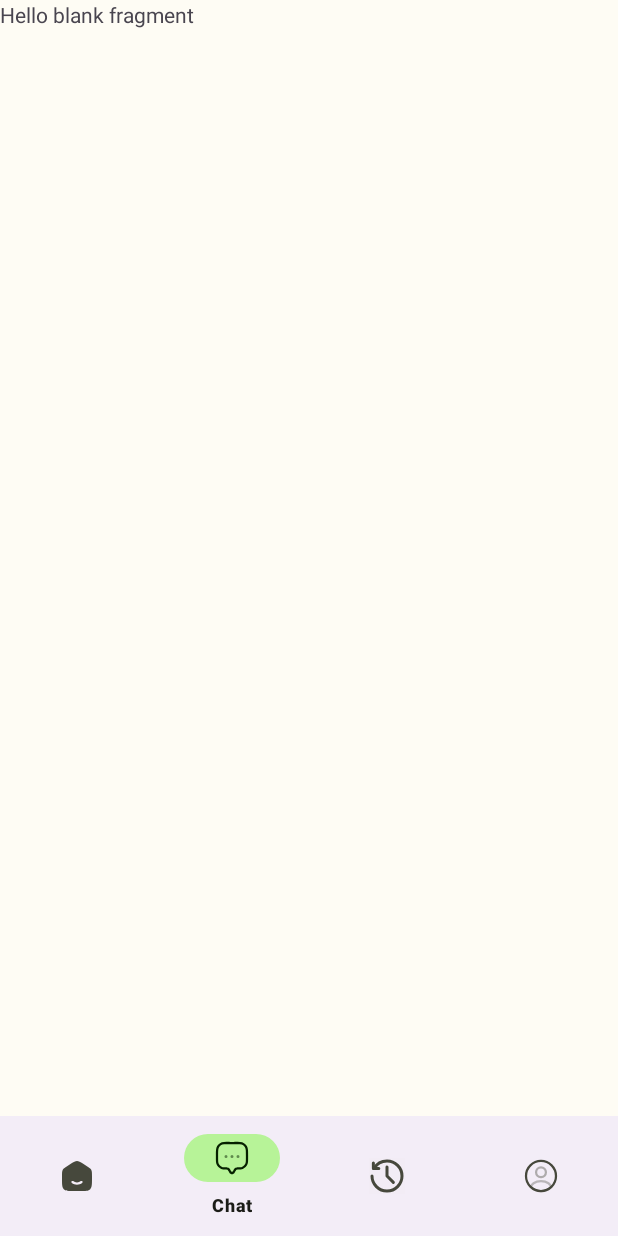
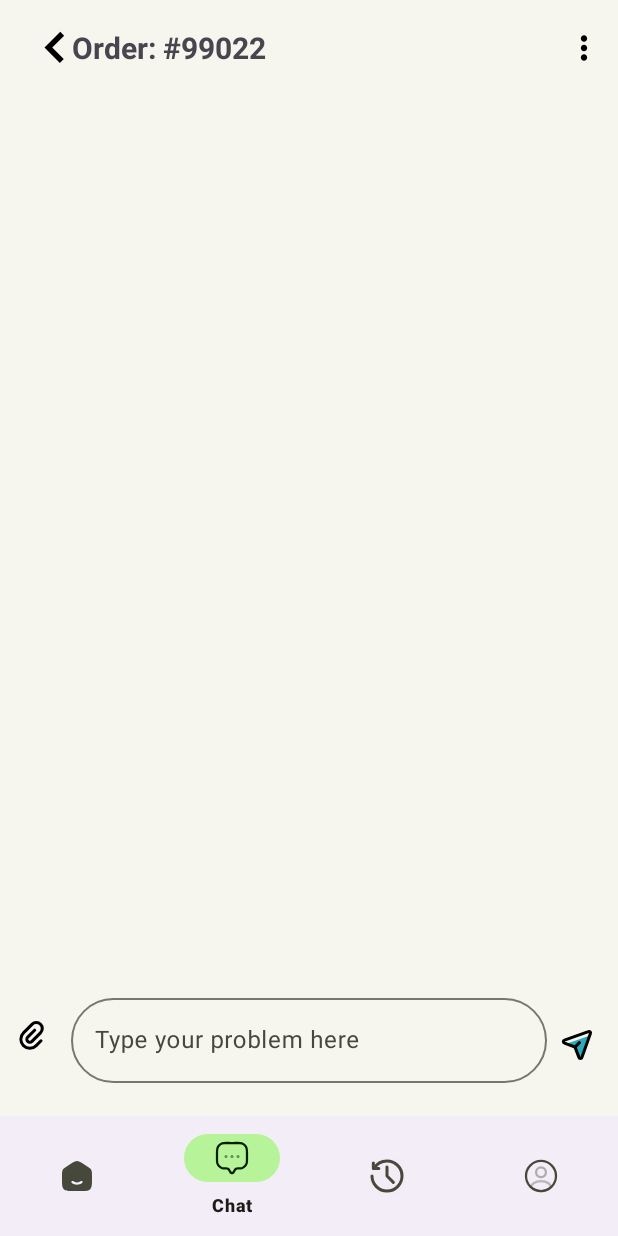
Before and after one commit to SagarKarmoker/TutorBridge, an Android app: the screen it shows after launch (DashboardActivity), item 2 of the bottom bar chosen, on a phone screen of 412 x 824 dp. Run offline under Robolectric (Android 15) with nearby library versions, the phone set to English and light mode, and no system bars.

Commit message:
chat fragment added using appbar layout and toolbar

```diff
--- /dev/null
+++ b/app/src/main/java/com/cse489/tutorbridge/ChatPageFragment.java
@@ -0,0 +1,64 @@
+package com.cse489.tutorbridge;
+
+import android.os.Bundle;
+
+import androidx.fragment.app.Fragment;
+
+import android.view.LayoutInflater;
+import android.view.View;
+import android.view.ViewGroup;
+
+/**
+ * A simple {@link Fragment} subclass.
+ * Use the {@link ChatPageFragment#newInstance} factory method to
+ * create an instance of this fragment.
+ */
+public class ChatPageFragment extends Fragment {
+
+    // TODO: Rename parameter arguments, choose names that match
+    // the fragment initialization parameters, e.g. ARG_ITEM_NUMBER
+    private static final String ARG_PARAM1 = "param1";
+    private static final String ARG_PARAM2 = "param2";
+
+    // TODO: Rename and change types of parameters
+    private String mParam1;
+    private String mParam2;
+
+    public ChatPageFragment() {
+        // Required empty public constructor
+    }
+
+    /**
+     * Use this factory method to create a new instance of
+     * this fragment using the provided parameters.
+     *
+     * @param param1 Parameter 1.
+     * @param param2 Parameter 2.
+     * @return A new instance of fragment ChatPageFragment.
+     */
+    // TODO: Rename and change types and number of parameters
+    public static ChatPageFragment newInstance(String param1, String param2) {
+        ChatPageFragment fragment = new ChatPageFragment();
+        Bundle args = new Bundle();
+        args.putString(ARG_PARAM1, param1);
+        args.putString(ARG_PARAM2, param2);
+        fragment.setArguments(args);
+        return fragment;
+    }
+
+    @Override
+    public void onCreate(Bundle savedInstanceState) {
+        super.onCreate(savedInstanceState);
+        if (getArguments() != null) {
+            mParam1 = getArguments().getString(ARG_PARAM1);
+            mParam2 = getArguments().getString(ARG_PARAM2);
+        }
+    }
+
+    @Override
+    public View onCreateView(LayoutInflater inflater, ViewGroup container,
+                             Bundle savedInstanceState) {
+        // Inflate the layout for this fragment
+        return inflater.inflate(R.layout.fragment_chat_page, container, false);
+    }
+}
--- a/app/src/main/java/com/cse489/tutorbridge/DashboardActivity.java
+++ b/app/src/main/java/com/cse489/tutorbridge/DashboardActivity.java
@@ -37,7 +37,7 @@ public class DashboardActivity extends AppCompatActivity {
                     selectedFragment = new HomeFragment();
                 }
                 if(R.id.chat == item.getItemId()){
-                    selectedFragment = new ChatFragment();
+                    selectedFragment = new ChatPageFragment(); //update it new ChatFragment()
                 }
                 if(R.id.history == item.getItemId()){
                     selectedFragment = new ItemFragment();
--- /dev/null
+++ b/app/src/main/res/drawable/attach.xml
@@ -0,0 +1,9 @@
+<vector xmlns:android="http://schemas.android.com/apk/res/android"
+    android:width="24dp"
+    android:height="24dp"
+    android:viewportWidth="24"
+    android:viewportHeight="24">
+  <path
+      android:pathData="M16.617,14.496a1,1 0,0 1,1.414 1.414l-3.182,3.182a7,7 0,1 1,-9.9 -9.9l5.658,-5.656a5,5 0,1 1,7.07 7.07l-5.656,5.658a3,3 0,0 1,-4.243 -4.243l4.596,-4.596a1,1 0,1 1,1.415 1.414l-4.597,4.596a1,1 0,1 0,1.415 1.414l5.656,-5.657a3,3 0,1 0,-4.242 -4.242l-5.657,5.657a5,5 0,1 0,7.071 7.07l3.182,-3.181z"
+      android:fillColor="#000000"/>
+</vector>
--- a/app/src/main/res/drawable/more.xml
+++ b/app/src/main/res/drawable/more.xml
@@ -1,12 +1,5 @@
-<vector xmlns:android="http://schemas.android.com/apk/res/android"
-    android:width="800dp"
-    android:height="800dp"
-    android:viewportWidth="1024"
-    android:viewportHeight="1024">
-  <path
-      android:pathData="M512,1024C229.7,1024 0,794.3 0,512S229.7,0 512,0s512,229.7 512,512 -229.7,512 -512,512zM512,85.3C276.7,85.3 85.3,276.7 85.3,512S276.7,938.7 512,938.7 938.7,747.3 938.7,512 747.3,85.3 512,85.3z"
-      android:fillColor="#3688FF"/>
-  <path
-      android:pathData="M469.3,704c-10.9,0 -21.8,-4.2 -30.2,-12.5 -16.7,-16.7 -16.7,-43.7 0,-60.3L558.3,512 439.2,392.8c-16.7,-16.7 -16.7,-43.7 0,-60.3 16.7,-16.7 43.7,-16.7 60.3,0l149.3,149.3c16.7,16.7 16.7,43.7 0,60.3L499.5,691.5c-8.3,8.3 -19.3,12.5 -30.2,12.5z"
-      android:fillColor="#5F6379"/>
+<vector android:height="24dp" android:tint="#000000"
+    android:viewportHeight="24" android:viewportWidth="24"
+    android:width="24dp" xmlns:android="http://schemas.android.com/apk/res/android">
+    <path android:fillColor="@android:color/white" android:pathData="M12,8c1.1,0 2,-0.9 2,-2s-0.9,-2 -2,-2 -2,0.9 -2,2 0.9,2 2,2zM12,10c-1.1,0 -2,0.9 -2,2s0.9,2 2,2 2,-0.9 2,-2 -0.9,-2 -2,-2zM12,16c-1.1,0 -2,0.9 -2,2s0.9,2 2,2 2,-0.9 2,-2 -0.9,-2 -2,-2z"/>
 </vector>
--- /dev/null
+++ b/app/src/main/res/drawable/send_chat.xml
@@ -0,0 +1,17 @@
+<vector xmlns:android="http://schemas.android.com/apk/res/android"
+    android:width="24dp"
+    android:height="24dp"
+    android:viewportWidth="24"
+    android:viewportHeight="24">
+  <path
+      android:pathData="M20.35,6l-5.1,14.27a1,1 0,0 1,-1.95 0l-2.51,-6.52a1,1 0,0 0,-0.6 -0.6L5,11.21 19.27,6.12A2,2 0,0 1,20.35 6Z"
+      android:strokeWidth="2"
+      android:fillColor="#2CA9BC"/>
+  <path
+      android:pathData="M20.94,4.39 L20.35,6l-5.1,14.27a1,1 0,0 1,-1.95 0l-2.51,-6.52a1,1 0,0 0,-0.6 -0.6L5,11.21 3.67,10.7a1,1 0,0 1,0 -1.95L19.61,3.06A1,1 0,0 1,20.94 4.39ZM10.62,13.39 L13.62,10.39"
+      android:strokeLineJoin="round"
+      android:strokeWidth="2"
+      android:fillColor="#00000000"
+      android:strokeColor="#000000"
+      android:strokeLineCap="round"/>
+</vector>
--- /dev/null
+++ b/app/src/main/res/layout/fragment_chat_page.xml
@@ -0,0 +1,132 @@
+<?xml version="1.0" encoding="utf-8"?>
+<FrameLayout xmlns:android="http://schemas.android.com/apk/res/android"
+    xmlns:tools="http://schemas.android.com/tools"
+    android:layout_width="match_parent"
+    android:layout_height="match_parent"
+    xmlns:app="http://schemas.android.com/apk/res-auto"
+    tools:context=".ChatPageFragment"
+    android:paddingLeft="10dp"
+    android:paddingRight="10dp"
+    android:layout_marginBottom="80dp"
+    android:background="@color/body_bg">
+
+    <com.google.android.material.appbar.AppBarLayout
+        android:id="@+id/chatHeadBar"
+        android:layout_width="match_parent"
+        android:layout_height="wrap_content"
+        android:background="#f6f6ef"
+        >
+
+        <com.google.android.material.appbar.MaterialToolbar
+            android:layout_width="match_parent"
+            android:layout_height="wrap_content">
+            <ImageView
+                android:id="@+id/chatBackBtn"
+                android:layout_width="22dp"
+                android:layout_height="22dp"
+                android:clickable="true"
+                android:focusable="true"
+                android:src="@drawable/back"
+                android:layout_marginTop="4dp"
+                />
+
+            <TextView
+                android:id="@+id/orderID"
+                android:layout_width="wrap_content"
+                android:layout_height="wrap_content"
+                android:layout_centerInParent="true"
+                android:layout_marginLeft="10dp"
+                android:layout_toRightOf="@id/chatBackBtn"
+                android:text="Order: #99022"
+                android:textSize="20sp"
+                android:textStyle="bold"
+                android:layout_marginStart="10dp" />
+
+            <ImageView
+                android:id="@+id/chatMoreBtn"
+                android:layout_width="25dp"
+                android:layout_height="25dp"
+                android:clickable="true"
+                android:focusable="true"
+                android:src="@drawable/more"
+                android:layout_alignParentEnd="true"
+                android:layout_gravity="end"
+                />
+        </com.google.android.material.appbar.MaterialToolbar>
+
+    </com.google.android.material.appbar.AppBarLayout>
+
+    <androidx.constraintlayout.widget.ConstraintLayout
+        android:layout_width="match_parent"
+        android:layout_height="match_parent"
+        android:layout_marginTop="40dp">
+
+        <androidx.fragment.app.FragmentContainerView
+            android:layout_width="match_parent"
+            android:layout_height="wrap_content"
+            app:layout_constraintLeft_toLeftOf="parent"
+            app:layout_constraintRight_toRightOf="parent"
+            app:layout_constraintTop_toTopOf="parent"
+            app:layout_constraintBottom_toTopOf="@id/chatBar">
+
+        </androidx.fragment.app.FragmentContainerView>
+
+        <RelativeLayout
+            android:id="@+id/chatBar"
+            android:layout_width="match_parent"
+            android:layout_height="wrap_content"
+            app:layout_constraintLeft_toLeftOf="parent"
+            app:layout_constraintRight_toRightOf="parent"
+            app:layout_constraintBottom_toBottomOf="parent"
+            android:layout_marginTop="10dp"
+            >
+
+            <ImageButton
+                android:id="@+id/addFile"
+                android:layout_width="24dp"
+                android:layout_height="24dp"
+                android:src="@drawable/attach"
+                android:layout_marginBottom="30dp"
+                android:layout_marginRight="2dp"
+                android:background="@color/body_bg"
+                android:layout_alignParentStart="true"
+                android:layout_alignBaseline="@id/chatCard"
+                />
+
+            <com.google.android.material.textfield.TextInputLayout
+                android:id="@+id/chatCard"
+                android:layout_width="wrap_content"
+                android:layout_height="wrap_content"
+                android:layout_marginBottom="20dp"
+                app:shapeAppearance="@style/ShapeAppearance.Material3.Corner.Full"
+                android:layout_centerInParent="true"
+                android:minEms="17"
+                android:maxEms="17"
+                android:layout_marginRight="4dp"
+                android:hint="Type your problem here"
+                >
+
+                <com.google.android.material.textfield.TextInputEditText
+                    android:id="@+id/chatMsg"
+                    android:layout_width="match_parent"
+                    android:layout_height="wrap_content"
+                    />
+
+            </com.google.android.material.textfield.TextInputLayout>
+
+            <ImageButton
+                android:id="@+id/sendMsg"
+                android:layout_width="35dp"
+                android:layout_height="35dp"
+                android:src="@drawable/send_chat"
+                android:background="@color/body_bg"
+                android:layout_alignParentRight="true"
+                android:layout_alignBaseline="@id/chatCard"
+                android:layout_marginBottom="30dp"
+                />
+
+        </RelativeLayout>
+
+    </androidx.constraintlayout.widget.ConstraintLayout>
+
+</FrameLayout>
```
